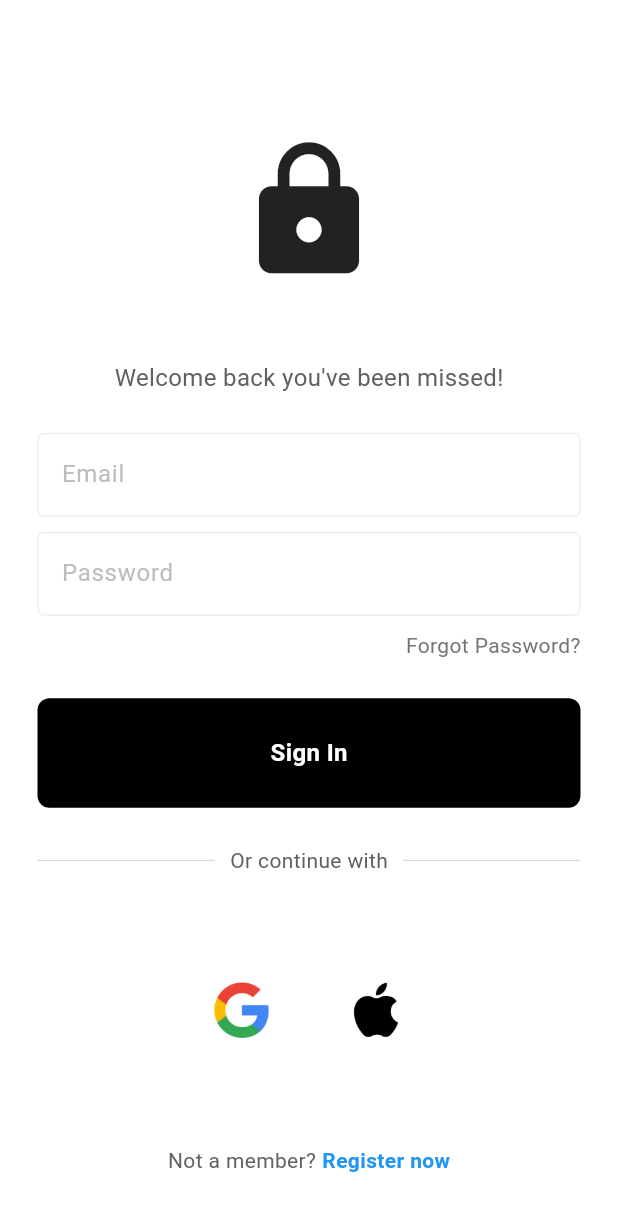
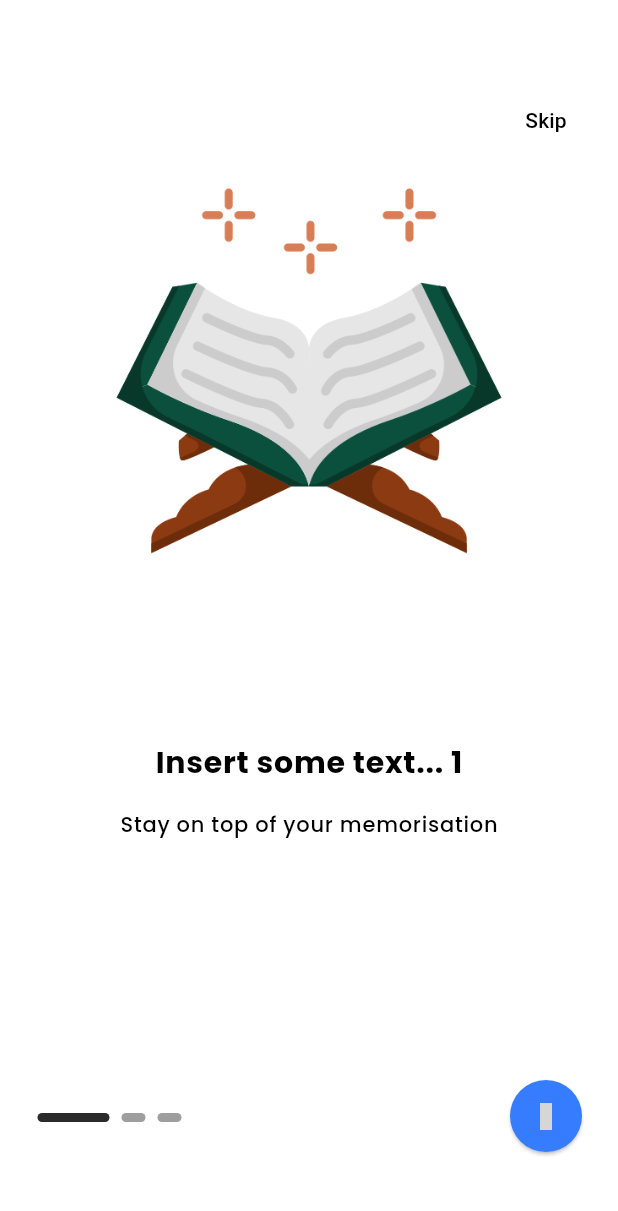
Before and after one commit to suheybhersi/Jadwal, a Flutter app: the screen it shows after launch, on a phone screen of 412 x 824 dp. Shown: the top 1211 px of the screen. Run offline on Flutter 3.47's test engine with Material 3 defaults, Android fonts, the phone set to English and light mode, and no system bars; drawn by our look-alikes of smooth_page_indicator; our stand-ins replace cloud_firestore, firebase_auth, firebase_core, get, google_fonts, iconsax and 1 more; accounts and stored records are empty; grey boxes are pictures that could not be loaded.

Commit message:
added basic splash+onboarding screens

```diff
--- a/lib/main.dart
+++ b/lib/main.dart
@@ -1,6 +1,7 @@
 import 'package:firebase_auth/firebase_auth.dart';
 import 'package:firebase_core/firebase_core.dart';
 import 'package:flutter/material.dart';
+import 'package:get/get.dart';
 import 'package:hifdh_planner_app/firebase_options.dart';
 import 'package:hifdh_planner_app/pages/auth_page.dart';
 import 'package:hifdh_planner_app/services/firestore.dart';
@@ -28,7 +29,7 @@ class MyApp extends StatelessWidget {
 
   @override
   Widget build(BuildContext context) {
-    return MaterialApp(
+    return GetMaterialApp(
       debugShowCheckedModeBanner: false,
       home: SafeArea(child: const AuthPage()),
       theme: Provider.of<ThemeProvider>(context).themeData,
--- a/lib/pages/auth_page.dart
+++ b/lib/pages/auth_page.dart
@@ -1,7 +1,7 @@
 import 'package:firebase_auth/firebase_auth.dart';
 import 'package:flutter/material.dart';
 import 'package:hifdh_planner_app/components/bottom_nav_bar.dart';
-import 'package:hifdh_planner_app/pages/login_or_register_page.dart';
+import 'package:hifdh_planner_app/pages/onboarding.dart';
 
 class AuthPage extends StatelessWidget {
   const AuthPage({super.key});
@@ -17,7 +17,7 @@ class AuthPage extends StatelessWidget {
               bottomNavigationBar: MyBottomNavBar(),
             );
           } else {
-            return const LoginOrRegisterPage();
+            return const OnboardingScreen();
           }
         },
       ),
--- a/lib/pages/login_page.dart
+++ b/lib/pages/login_page.dart
@@ -33,6 +33,7 @@ class _LoginPageState extends State<LoginPage> {
       );
       if (!mounted) return;
       Navigator.pop(context);
+      Navigator.of(context).pop();
     } on FirebaseAuthException catch (e) {
       if (!mounted) return;
       Navigator.pop(context);
--- /dev/null
+++ b/lib/pages/onboarding.dart
@@ -0,0 +1,154 @@
+import 'package:flutter/material.dart';
+import 'package:get/get.dart';
+import 'package:google_fonts/google_fonts.dart';
+import 'package:hifdh_planner_app/pages/login_or_register_page.dart';
+import 'package:iconsax/iconsax.dart';
+import 'package:smooth_page_indicator/smooth_page_indicator.dart';
+
+class OnboardingScreen extends StatelessWidget {
+  const OnboardingScreen({super.key});
+
+  @override
+  Widget build(BuildContext context) {
+    final controller = Get.put(OnBoardingController());
+
+    return Scaffold(
+      body: Stack(
+        children: [
+          PageView(
+            controller: controller.pageController,
+            onPageChanged: controller.updatePageIndicator,
+            children: [
+              OnBoardingPage(
+                image: 'assets/quran.png',
+                title: 'Insert some text... 1',
+                subTitle: 'Stay on top of your memorisation',
+              ),
+              OnBoardingPage(
+                image: 'assets/quran.png',
+                title: 'Insert some text... 2',
+                subTitle: 'Stay on top of your memorisation',
+              ),
+              OnBoardingPage(
+                image: 'assets/quran.png',
+                title: 'Insert some text... 3',
+                subTitle: 'Stay on top of your memorisation',
+              )
+            ],
+          ),
+          Positioned(
+            top: kToolbarHeight,
+            right: 16,
+            child: TextButton(
+              onPressed: () => OnBoardingController.instance.skipPage(),
+              child: Text(
+                'Skip',
+                style: TextStyle(
+                  color: Colors.black,
+                ),
+              ),
+            ),
+          ),
+          Positioned(
+            bottom: kBottomNavigationBarHeight + 20,
+            left: 25,
+            child: SmoothPageIndicator(
+              controller: controller.pageController,
+              onDotClicked: controller.dotNavigationClick,
+              count: 3,
+              effect: ExpandingDotsEffect(
+                  activeDotColor: const Color.fromARGB(255, 42, 42, 42),
+                  dotHeight: 6),
+            ),
+          ),
+          Positioned(
+            bottom: kBottomNavigationBarHeight,
+            right: 16,
+            child: ElevatedButton(
+              onPressed: () => OnBoardingController.instance.nextPage(),
+              style: ElevatedButton.styleFrom(
+                padding: EdgeInsets.all(15),
+                shape: CircleBorder(),
+                backgroundColor: const Color.fromARGB(255, 53, 124, 255),
+              ),
+              child: Icon(
+                Iconsax.arrow_right_3,
+              ),
+            ),
+          )
+        ],
+      ),
+    );
+  }
+}
+
+class OnBoardingPage extends StatelessWidget {
+  const OnBoardingPage({
+    super.key,
+    required this.image,
+    required this.title,
+    required this.subTitle,
+  });
+
+  final String image, title, subTitle;
+
+  @override
+  Widget build(BuildContext context) {
+    return Column(
+      children: [
+        Image(
+          width: MediaQuery.of(Get.context!).size.width * 0.7,
+          height: MediaQuery.of(Get.context!).size.height * 0.6,
+          image: AssetImage(image),
+        ),
+        Text(
+          title,
+          style: GoogleFonts.poppins(
+            fontWeight: FontWeight.bold,
+            fontSize: 20,
+            letterSpacing: 0.5,
+          ),
+        ),
+        SizedBox(
+          height: 16,
+        ),
+        Text(
+          subTitle,
+          style: GoogleFonts.poppins(
+            fontWeight: FontWeight.w500,
+            fontSize: 14,
+            letterSpacing: 0.5,
+          ),
+        ),
+      ],
+    );
+  }
+}
+
+class OnBoardingController extends GetxController {
+  static OnBoardingController get instance => Get.find();
+
+  final pageController = PageController();
+  Rx<int> currentPageIndex = 0.obs;
+
+  void updatePageIndicator(index) => currentPageIndex.value = index;
+  void dotNavigationClick(index) {
+    currentPageIndex.value = index;
+    pageController.jumpTo(index);
+  }
+
+  void nextPage() {
+    if (currentPageIndex.value == 2) {
+      Get.to(LoginOrRegisterPage());
+    } else {
+      int page = currentPageIndex.value + 1;
+      pageController.jumpToPage(page);
+    }
+  }
+
+  void skipPage() {
+    currentPageIndex.value = 2;
+    // pageController.jumpToPage(2);
+    Get.to(LoginOrRegisterPage());
+  }
+}
--- a/pubspec.yaml
+++ b/pubspec.yaml
@@ -44,6 +44,8 @@ dependencies:
   shimmer: ^3.0.0
   firebase_auth: ^5.3.1
   google_fonts: ^6.2.1
+  flutter_native_splash: ^2.4.4
+  smooth_page_indicator: ^1.2.0+3
 
 dev_dependencies:
   flutter_test:
--- /dev/null
+++ b/splash.yaml
@@ -0,0 +1,13 @@
+flutter_native_splash:
+  color: '#FFFFFF'
+  color_dark: '#272727'
+  image: assets/checked.png
+  image_dark: assets/checked.png
+
+  android_12:
+    color: '#FFFFFF'
+    color_dark: '#272727'
+    image: assets/checked.png
+    image_dark: assets/checked.png
+
+  web: false
```
Also changed, not shown: assets/quran.png (added), pubspec.lock, 44 other files.
